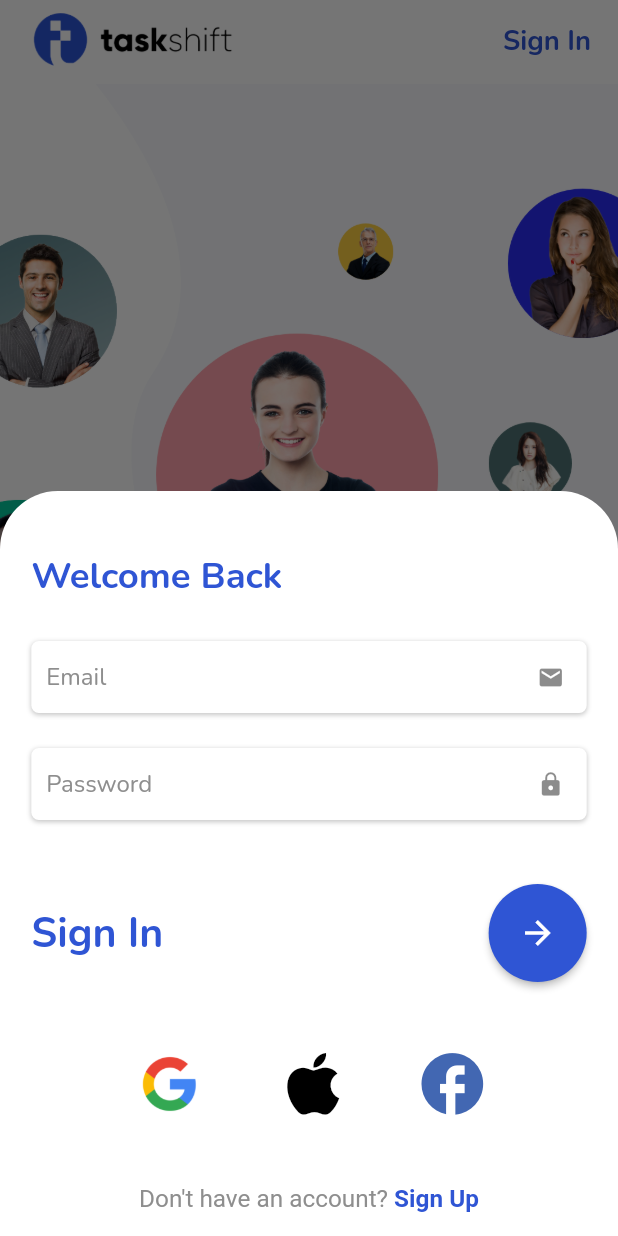
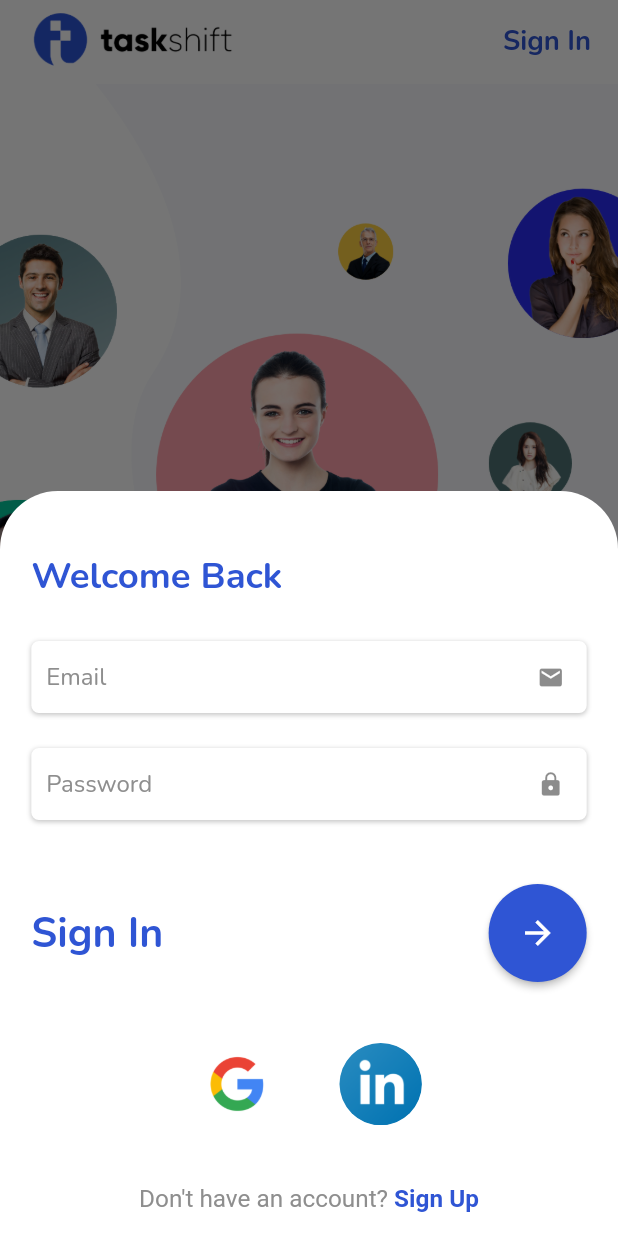
Before and after one commit to MuhammadHaris55/Taskshift_v1, a Flutter app: the screen it shows after launch, after a tap on "Sign In", on a phone screen of 412 x 824 dp. Run offline on Flutter 3.47's test engine with Material 2 defaults, Android fonts, the light colour scheme and no system bars; our stand-ins replace badges, cached_network_image, dio, file_picker, firebase_auth, firebase_core and 6 more; missing offline and left inert: cron, dart:ffi, linkedin_login; accounts and stored records are empty.

Commit message:
configured login auth for google and linkedin, google login still have some issue

```diff
--- a/lib/constants/global_variables.dart
+++ b/lib/constants/global_variables.dart
@@ -30,8 +30,9 @@ class Apis {
 class AssetImages {
   // static String googleLogo = 'assets/images/google.jpg';  //  From Faiz --white background
   static String googleLogo =
-      'assets/images/google.png'; //  From internet --transparent background
+      'assets/images/googlee.png'; //  From internet --transparent background
   static String appleLogo = 'assets/images/apple.jpg';
+  static String linkldnLogo = 'assets/images/linkedinimg.png';
   static String facebookLogo = 'assets/images/facebook.jpg';
   // static String appLogo = 'assets/images/Taskshift_logo.png';  // It is blur
   static String appLogo = 'assets/images/appLogo.png';
--- a/lib/features/auth/services/social_auth_services.dart
+++ b/lib/features/auth/services/social_auth_services.dart
@@ -133,7 +133,7 @@ class SocialAuthServices {
             //       .identifiers![0]
             //       .identifier,
             // );
-            Navigator.pop(context);
+      //      Navigator.pop(context);
           },
         ),
         fullscreenDialog: true,
--- a/lib/features/auth/widgets/social_media_login.dart
+++ b/lib/features/auth/widgets/social_media_login.dart
@@ -1,7 +1,8 @@
 import 'package:flutter/material.dart';
 import 'package:flutter_screenutil/flutter_screenutil.dart';
-import 'package:taskshift_v1/constants/global_variables.dart';
-import 'package:taskshift_v1/features/auth/services/social_auth_services.dart';
+
+import '../../../constants/global_variables.dart';
+import '../services/social_auth_services.dart';
 
 class SocialMediaLoginRow extends StatefulWidget {
   const SocialMediaLoginRow({super.key});
@@ -41,21 +42,33 @@ class _SocialMediaLoginRowState extends State<SocialMediaLoginRow> {
           onTap: () {
             socialAuthServices.preLinkedInLogin(context);
           },
-          child: Icon(
-            Icons.apple_outlined,
-            color: Colors.black,
-            size: 50.0.w,
+          child: CircleAvatar(
+            backgroundColor: Colors.transparent,
+            backgroundImage: AssetImage(
+              AssetImages.linkldnLogo,
+            ),
+            radius: 25.0.w,
           ),
         ),
-        SizedBox(width: 37.0.w),
-        InkWell(
-          onTap: () {},
-          child: Icon(
-            Icons.facebook_rounded,
-            color: const Color.fromRGBO(66, 103, 178, 1),
-            size: 45.0.w,
-          ),
-        )
+    //    InkWell(
+    //      onTap: () {
+    //        socialAuthServices.preLinkedInLogin(context);
+    //      },
+    //      child: Icon(
+    //        Icons.apple_outlined,
+    //        color: Colors.black,
+    //        size: 50.0.w,
+    //      ),
+    //    ),
+    //    SizedBox(width: 37.0.w),
+    //    InkWell(
+    //      onTap: () {},
+    //      child: Icon(
+    //        Icons.facebook_rounded,
+    //        color: const Color.fromRGBO(66, 103, 178, 1),
+    //        size: 45.0.w,
+    //      ),
+    //    )
       ],
     );
   }
```
Also changed, not shown: assets/images/googlee.png (added), assets/images/linkdlnImg.png (added), assets/images/linkedin.png (added), assets/images/linkedin.svg (added), assets/images/linkedinimg.png (added), assets/images/linkedlnimg.png (added), 11 other files.
